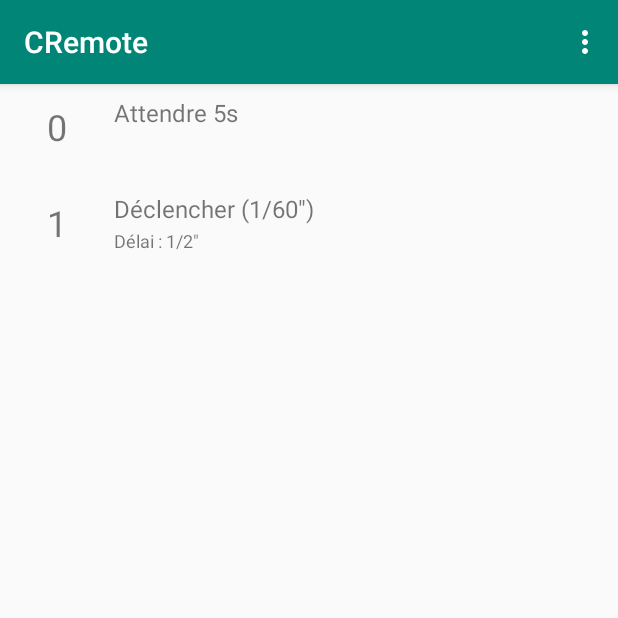
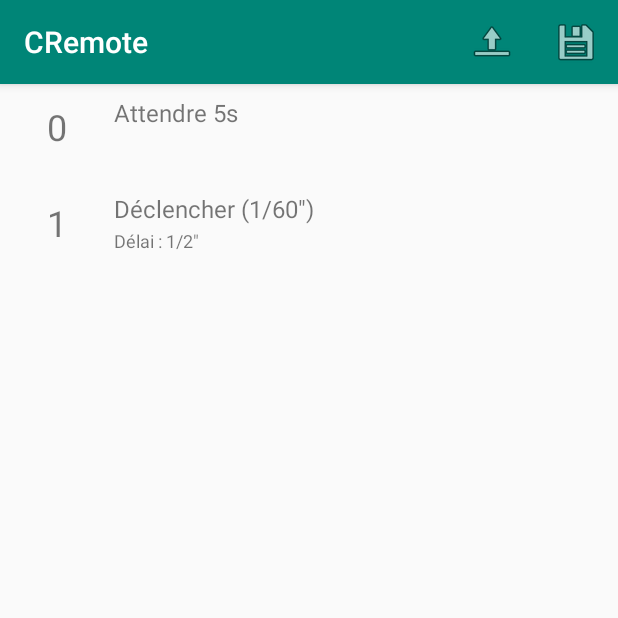
Before and after one commit to vtavernier/cremote, an Android app: the screen it shows after launch (MainActivity), on a phone screen of 412 x 824 dp, the top half of it. Run offline under Robolectric (Android 15) with nearby library versions, the phone set to English and light mode, and no system bars; our stand-ins replace RxJava.

Commit message:
Add menu icons

```diff
--- a/cr-android/app/src/main/res/menu/menu_main.xml
+++ b/cr-android/app/src/main/res/menu/menu_main.xml
@@ -5,9 +5,11 @@
     <item android:id="@+id/action_test"
         android:orderInCategory="90"
         android:title="@string/action_test"
-        app:showAsAction="never" />
+        android:icon="@android:drawable/ic_menu_upload"
+        app:showAsAction="ifRoom" />
     <item android:id="@+id/action_upload"
         android:orderInCategory="90"
         android:title="@string/action_upload"
-        app:showAsAction="never" />
+        android:icon="@android:drawable/ic_menu_save"
+        app:showAsAction="ifRoom" />
 </menu>
```
